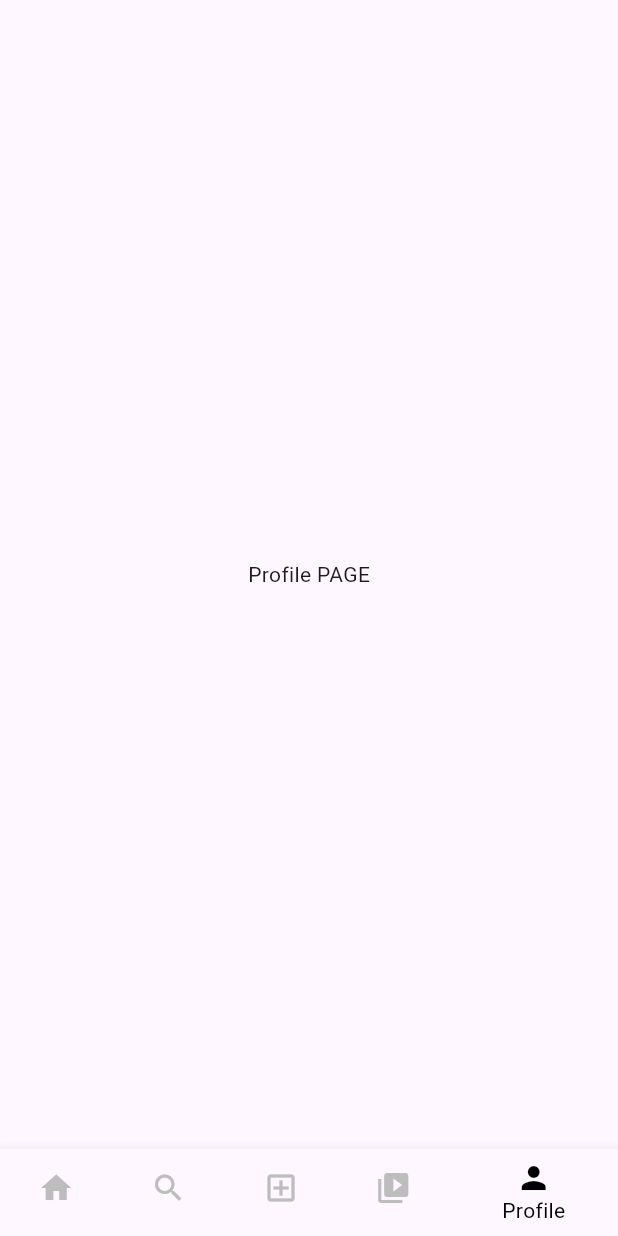
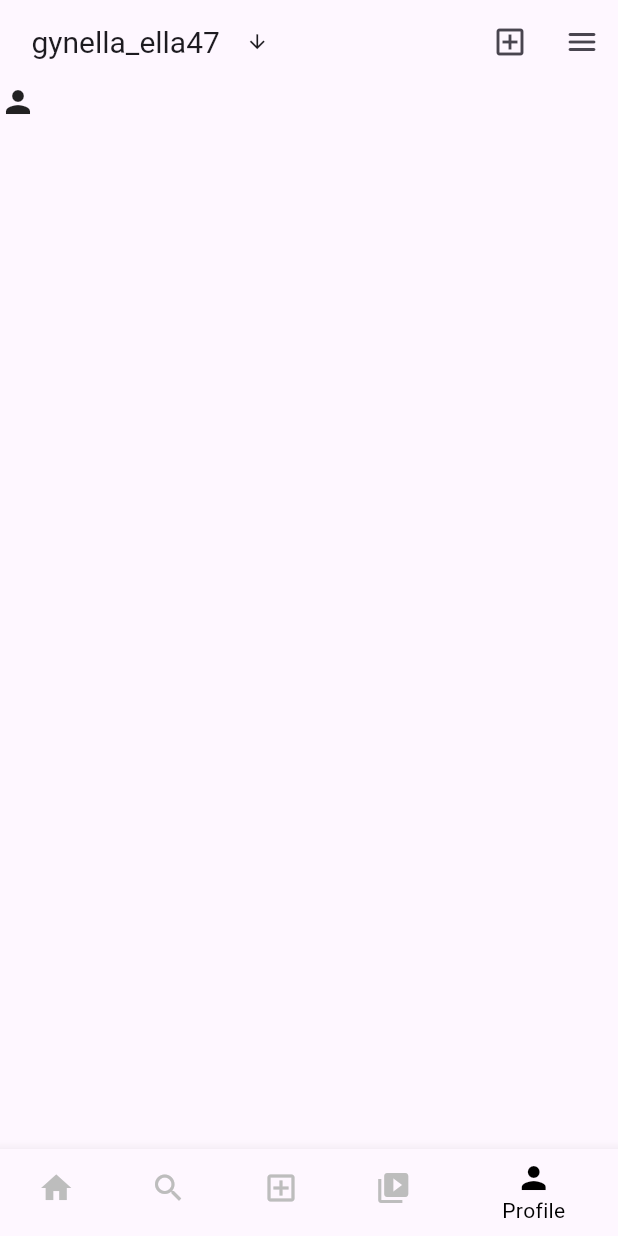
Before and after one commit to Buhana149/Instagram-UI-App, a Flutter app: the screen it shows after launch, item 5 of the bottom bar chosen, on a phone screen of 412 x 824 dp. Run offline on Flutter 3.47's test engine with Material 3 defaults, Android fonts, the phone set to English and light mode, and no system bars.

Commit message:
main_page updates

```diff
--- a/lib/main_page.dart
+++ b/lib/main_page.dart
@@ -16,13 +16,22 @@ class MainPage extends StatefulWidget {
 class _HomePageState extends State<MainPage> {
   int _selectedIndex = 0;
 
-  void _onItemTapped(int index) {
-    setState(() {
-      _selectedIndex = index;
-    });
+  @override
+  Widget build(BuildContext context) {
+
+    return Scaffold(
+      body: _pages[_selectedIndex],
+      bottomNavigationBar: BottomNavigationBar(
+        currentIndex: _selectedIndex,
+        selectedItemColor: Colors.black,
+        unselectedItemColor: Colors.grey[400],
+        onTap: _onItemTapped,
+        items: bottomNavigationBarItems,
+      ),
+    );
   }
 
-  final List<Widget> _pages = [
+final List<Widget> _pages = [
     HomePage(),
     SearchPage(),
     AddPostPage(),
@@ -30,33 +39,18 @@ class _HomePageState extends State<MainPage> {
     ProfilePage(),
   ];
 
-  @override
-  Widget build(BuildContext context) {
-    return Scaffold(
-      body: _pages[_selectedIndex],
-      bottomNavigationBar: BottomNavigationBar(
-        currentIndex: _selectedIndex,
-        selectedItemColor: Colors.black,
-        unselectedItemColor: Colors.grey[400],
-        onTap: _onItemTapped,
-        items: const [
-          BottomNavigationBarItem(
-            icon: Icon(Icons.home),
-            label: 'Home'),
-          BottomNavigationBarItem(
-            icon: Icon(Icons.search),
-            label: 'Search'),
-          BottomNavigationBarItem(
-            icon: Icon(Icons.add_box_outlined),
-            label: 'Add'),
-          BottomNavigationBarItem(
-              icon: Icon(Icons.video_collection),
-              label: 'Reel'),
-          BottomNavigationBarItem(
-            icon: Icon(Icons.person),
-            label: 'Profile'),
-        ],
-      ),
-    );
+
+   void _onItemTapped(int index) {
+    setState(() {
+      _selectedIndex = index;
+    });
   }
+
+  final bottomNavigationBarItems = const [
+    BottomNavigationBarItem(icon: Icon(Icons.home), label: 'Home'),
+    BottomNavigationBarItem(icon: Icon(Icons.search), label: 'Search'),
+    BottomNavigationBarItem(icon: Icon(Icons.add_box_outlined), label: 'Add'),
+    BottomNavigationBarItem(icon: Icon(Icons.video_collection), label: 'Reel'),
+    BottomNavigationBarItem(icon: Icon(Icons.person), label: 'Profile'),
+  ];
 }
--- a/lib/pages/profile.dart
+++ b/lib/pages/profile.dart
@@ -6,6 +6,40 @@ class ProfilePage extends StatelessWidget {
   @override
   Widget build(BuildContext context) {
     return Scaffold(
-      body: Center(child: Text('Profile PAGE')));
+      appBar: AppBar(
+        title:Padding(
+          padding: const EdgeInsets.all(5.0),
+          child: Row(
+            children: [
+            const Text('gynella_ella47', style: TextStyle(fontSize: 20)),
+            Padding(
+              padding: const EdgeInsets.all(1.0),
+              child: IconButton(
+                onPressed: () {},
+                icon: const Icon(Icons.arrow_downward_sharp,
+                size: 15,)
+              ),
+            )
+          ]),
+        ),
+        actions: [
+          IconButton(
+            onPressed: () {},
+            icon: const Icon(Icons.add_box_outlined),
+            ),
+            IconButton(
+            onPressed: () {},
+            icon: const Icon(Icons.menu_rounded),
+            )
+        ],
+      ),
+
+      body: Row(
+        mainAxisSize: MainAxisSize.min,
+        children: [
+          Icon(Icons.person)
+        ],
+      ),
+      );
   }
 }
```
